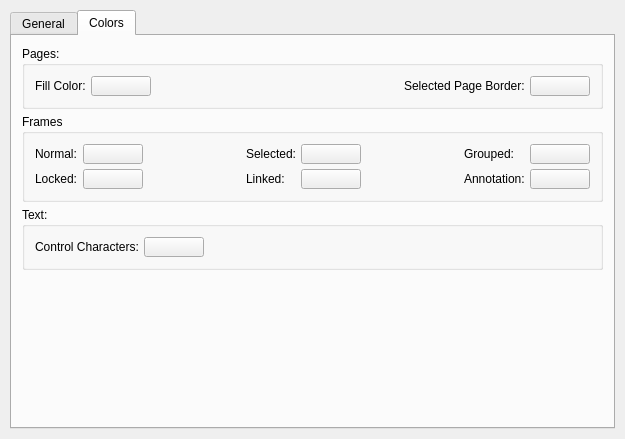
scribusproject/scribus, file scribus/tabdisplay.ui: the form before one commit.
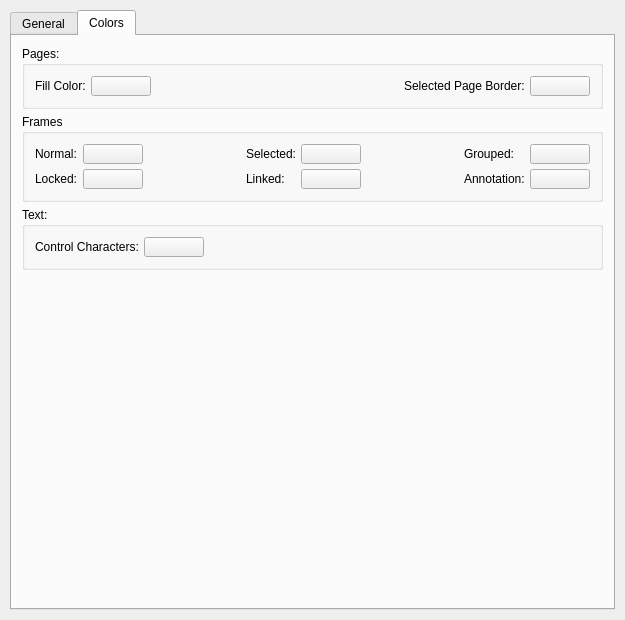
The form after the commit. The open tabs and pages were chosen to show the change. Custom widgets are drawn as their Qt base class.

```diff
--- a/scribus/tabdisplay.ui
+++ b/scribus/tabdisplay.ui
@@ -8,7 +8,7 @@
     <x>0</x>
     <y>0</y>
     <width>623</width>
-    <height>439</height>
+    <height>620</height>
    </rect>
   </property>
   <property name="windowTitle" >
@@ -18,19 +18,7 @@
    <property name="leftMargin" >
     <number>10</number>
    </property>
-   <property name="topMargin" >
-    <number>10</number>
-   </property>
-   <property name="rightMargin" >
-    <number>10</number>
-   </property>
-   <property name="bottomMargin" >
-    <number>10</number>
-   </property>
-   <property name="horizontalSpacing" >
-    <number>5</number>
-   </property>
-   <property name="verticalSpacing" >
+   <property name="spacing" >
     <number>5</number>
    </property>
    <item row="0" column="0" >
@@ -404,6 +392,14 @@
       </layout>
      </widget>
      <widget class="QWidget" name="displayColors" >
+      <property name="geometry" >
+       <rect>
+        <x>0</x>
+        <y>0</y>
+        <width>840</width>
+        <height>420</height>
+       </rect>
+      </property>
       <attribute name="title" >
        <string>Colors</string>
       </attribute>
@@ -411,19 +407,7 @@
        <property name="leftMargin" >
         <number>10</number>
        </property>
-       <property name="topMargin" >
-        <number>10</number>
-       </property>
-       <property name="rightMargin" >
-        <number>10</number>
-       </property>
-       <property name="bottomMargin" >
-        <number>10</number>
-       </property>
-       <property name="horizontalSpacing" >
-        <number>5</number>
-       </property>
-       <property name="verticalSpacing" >
+       <property name="spacing" >
         <number>5</number>
        </property>
        <item row="3" column="0" >
```
Left out of the diff: 211 changed lines with no effect on the pictures.
